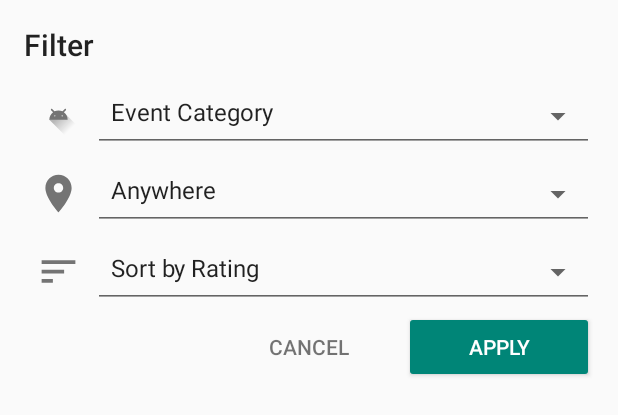
After one commit to jefftorcato/Saudade, an Android app: the layout dialog_filters.xml on its own in the app's theme, with its tools: preview values and no code run, on a phone screen of 412 x 824 dp. The commit adds this screen. Shown: the top 415 px of the screen. Run offline under Robolectric (Android 15) with nearby library versions, the phone set to English and light mode, and no system bars.

Commit message:
filter dialog

```diff
--- /dev/null
+++ b/SaudadeAdmin/app/src/main/res/drawable-v24/ic_place_white_24px.xml
@@ -0,0 +1,9 @@
+<vector xmlns:android="http://schemas.android.com/apk/res/android"
+        android:width="24dp"
+        android:height="24dp"
+        android:viewportWidth="24.0"
+        android:viewportHeight="24.0">
+    <path
+        android:pathData="M12,2C8.13,2 5,5.13 5,9c0,5.25 7,13 7,13s7,-7.75 7,-13c0,-3.87 -3.13,-7 -7,-7zM12,11.5c-1.38,0 -2.5,-1.12 -2.5,-2.5s1.12,-2.5 2.5,-2.5 2.5,1.12 2.5,2.5 -1.12,2.5 -2.5,2.5z"
+        android:fillColor="#FFFFFF"/>
+</vector>
--- /dev/null
+++ b/SaudadeAdmin/app/src/main/res/drawable-v24/ic_sort_white_24px.xml
@@ -0,0 +1,9 @@
+<vector xmlns:android="http://schemas.android.com/apk/res/android"
+        android:width="24dp"
+        android:height="24dp"
+        android:viewportWidth="24.0"
+        android:viewportHeight="24.0">
+    <path
+        android:pathData="M3,18h6v-2L3,16v2zM3,6v2h18L21,6L3,6zM3,13h12v-2L3,11v2z"
+        android:fillColor="#FFFFFF"/>
+</vector>
--- /dev/null
+++ b/SaudadeAdmin/app/src/main/res/layout/dialog_filters.xml
@@ -0,0 +1,111 @@
+<?xml version="1.0" encoding="utf-8"?>
+<LinearLayout xmlns:android="http://schemas.android.com/apk/res/android"
+    xmlns:app="http://schemas.android.com/apk/res-auto"
+    android:id="@+id/filters_form"
+    android:layout_width="match_parent"
+    android:layout_height="wrap_content"
+    android:orientation="vertical"
+    android:padding="16dp">
+
+    <TextView
+        style="@style/AppTheme.Title"
+        android:layout_width="wrap_content"
+        android:layout_height="wrap_content"
+        android:layout_marginBottom="8dp"
+        android:text="Filter" />
+
+    <!-- Food Type -->
+    <RelativeLayout
+        android:layout_width="wrap_content"
+        android:layout_height="wrap_content">
+
+        <ImageView
+            android:id="@+id/icon_category"
+            style="@style/AppTheme.FilterIcon"
+            android:layout_centerVertical="true"
+            android:tint="@color/greySecondary"
+            app:srcCompat="@drawable/ic_launcher_foreground" />
+
+        <Spinner
+            android:id="@+id/spinner_category"
+            style="@style/AppTheme.FilterSpinner"
+            android:layout_centerVertical="true"
+            android:layout_toRightOf="@+id/icon_category"
+            android:entries="@array/categories" />
+
+    </RelativeLayout>
+
+    <!-- Location -->
+    <RelativeLayout
+        android:layout_width="match_parent"
+        android:layout_height="wrap_content">
+
+        <ImageView
+            android:id="@+id/icon_city"
+            style="@style/AppTheme.FilterIcon"
+            android:layout_centerVertical="true"
+            android:tint="@color/greySecondary"
+            app:srcCompat="@drawable/ic_place_white_24px" />
+
+        <Spinner
+            android:id="@+id/spinner_city"
+            style="@style/AppTheme.FilterSpinner"
+            android:layout_centerVertical="true"
+            android:layout_toRightOf="@+id/icon_city"
+            android:entries="@array/cities" />
+
+    </RelativeLayout>
+
+    <!-- Sort by -->
+    <RelativeLayout
+        android:layout_width="match_parent"
+        android:layout_height="wrap_content">
+
+        <ImageView
+            android:id="@+id/icon_sort"
+            style="@style/AppTheme.FilterIcon"
+            android:layout_centerVertical="true"
+            android:tint="@color/greySecondary"
+            app:srcCompat="@drawable/ic_sort_white_24px" />
+
+        <Spinner
+            android:id="@+id/spinner_sort"
+            style="@style/AppTheme.FilterSpinner"
+            android:layout_centerVertical="true"
+            android:layout_toRightOf="@+id/icon_sort"
+            android:entries="@array/sort_by" />
+    </RelativeLayout>
+
+    <!-- Cancel and apply buttons -->
+    <LinearLayout
+        android:layout_width="match_parent"
+        android:layout_height="wrap_content"
+        android:orientation="horizontal">
+
+        <View
+            android:layout_width="0dp"
+            android:layout_height="0dp"
+            android:layout_weight="1" />
+
+        <Button
+            android:id="@+id/button_cancel"
+            style="@style/Base.Widget.AppCompat.Button.Borderless"
+            android:layout_width="0dp"
+            android:layout_height="wrap_content"
+            android:layout_weight="1"
+            android:text="@string/cancel"
+            android:textColor="@color/greySecondary"
+            android:theme="@style/ThemeOverlay.FilterButton" />
+
+
+        <Button
+            android:id="@+id/button_search"
+            android:layout_width="0dp"
+            android:layout_height="wrap_content"
+            android:layout_weight="1"
+            android:text="@string/apply"
+            android:theme="@style/ThemeOverlay.FilterButton" />
+
+    </LinearLayout>
+
+</LinearLayout>
--- a/SaudadeAdmin/app/src/main/res/values/strings.xml
+++ b/SaudadeAdmin/app/src/main/res/values/strings.xml
@@ -28,8 +28,10 @@
     <string name="message_no_results">Oops, couldn\'t find any results\nthat matched your filter</string>
 
     <string name="sorted_by_rating">sorted by rating</string>
+    <string name="sorted_by_popularity">sorted by popularity</string>
 
     <string name="sort_by_rating">Sort by Rating</string>
+    <string name="sort_by_popularity">Sort by Popularity</string>
 
     <string name="all_events">All Events</string>
     <string name="divider_bullet">•</string>
@@ -37,4 +39,37 @@
     <string name="hint_review">Say something?</string>
     <string name="submit">Submit</string>
     <string name="cancel">Cancel</string>
+    <string name="apply">Apply</string>
+
+    <string name="value_any_category">Event Category</string>
+    <string name="value_any_city">Anywhere</string>
+
+    <!-- Types of food I could think of in 5 minutes -->
+    <string-array name="categories">
+        <item>@string/value_any_category</item>
+
+        <item>Tiatr</item>
+        <item>Party</item>
+        <item>Exhibition</item>
+        <item>Outdoor Activities</item>
+    </string-array>
+
+    <!-- 50 most populous cities in the US -->
+    <string-array name="cities">
+        <item>@string/value_any_city</item>
+
+        <item>Margao</item>
+        <item>Vasco</item>
+        <item>Panjim</item>
+        <item>Mapusa</item>
+        <item>Ponda</item>
+        <item>Calangute</item>
+        <item>Sinquerim</item>
+    </string-array>
+
+    <!-- Ways you can sort restaurants -->
+    <string-array name="sort_by">
+        <item>@string/sort_by_rating</item>
+        <item>@string/sort_by_popularity</item>
+    </string-array>
 </resources>
```
